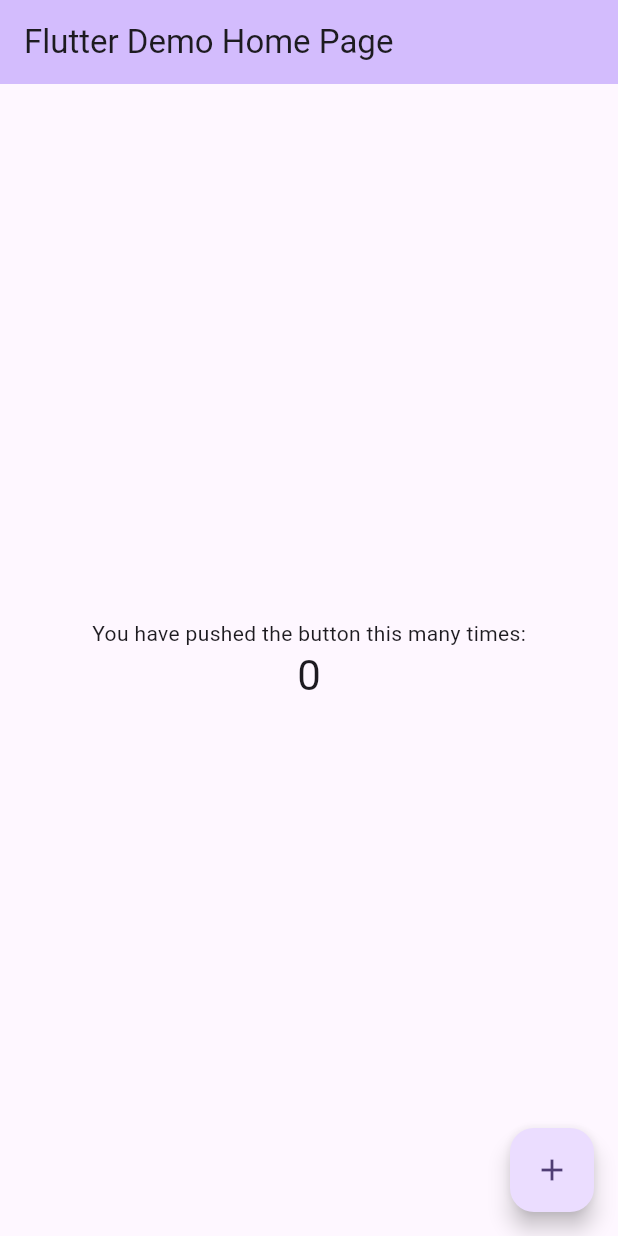
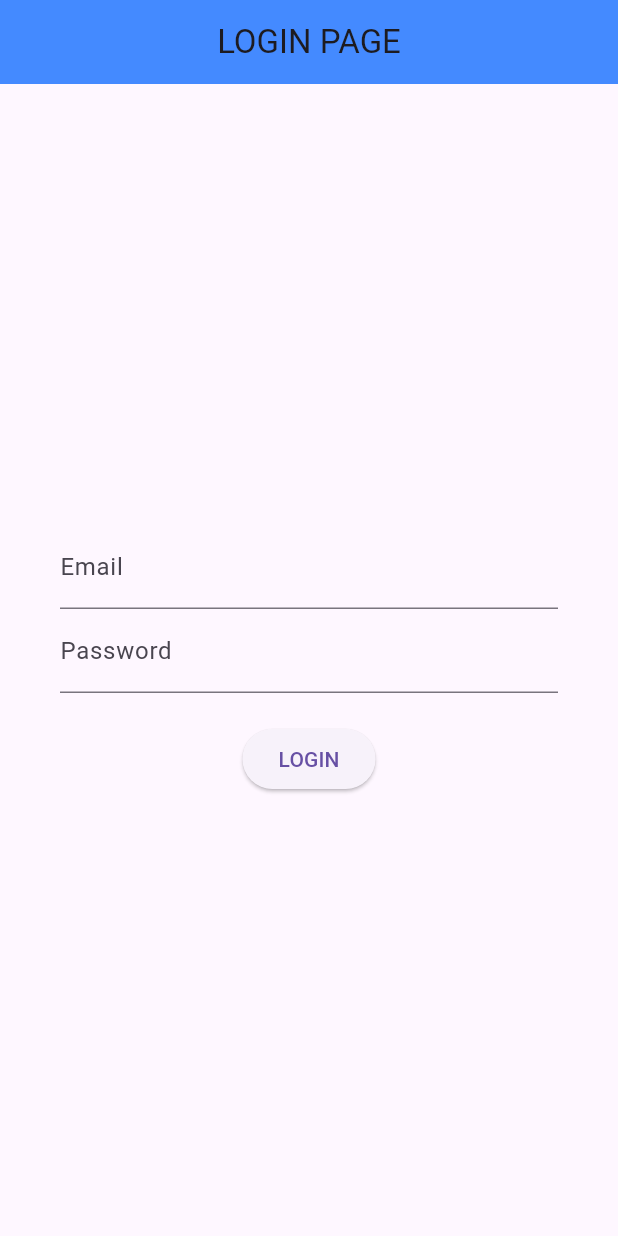
Before and after one commit to abeniG/auth_app_bloc, a Flutter app: the screen it shows after launch, on a phone screen of 412 x 824 dp. Run offline on Flutter 3.47's test engine with Material 3 defaults, Android fonts, the phone set to English and light mode, and no system bars; our stand-ins replace bloc, equatable, firebase_auth, firebase_core, flutter_bloc; accounts and stored records are empty.

Commit message:
implemented auth

```diff
--- /dev/null
+++ b/lib/features/auth/data/datasources/auth_remote_data_source.dart
@@ -0,0 +1,26 @@
+import 'package:firebase_core/firebase_core.dart';
+import 'package:firebase_auth/firebase_auth.dart';
+
+class AuthRemoteDataSource {
+  final FirebaseAuth firebaseAuth;
+
+  AuthRemoteDataSource(this.firebaseAuth);
+
+  Future<void> login(String email, String password) async {
+    await firebaseAuth.signInWithEmailAndPassword(
+      email: email,
+      password: password,
+    );
+  }
+
+  Future<void> register(String email, String password) async {
+    await firebaseAuth.createUserWithEmailAndPassword(
+      email: email,
+      password: password,
+    );
+  }
+
+  Future<void> logout() async {
+    await firebaseAuth.signOut();
+  }
+}
--- /dev/null
+++ b/lib/features/auth/data/repositories/auth_repository_impl.dart
@@ -0,0 +1,29 @@
+import 'package:bloc_firebase_auth/features/auth/data/datasources/auth_remote_data_source.dart';
+import 'package:bloc_firebase_auth/features/auth/domain/repositories/auth_repository.dart';
+
+class AuthRepositoryImpl implements AuthRepository {
+  final AuthRemoteDataSource remoteDataSource;
+
+  AuthRepositoryImpl(this.remoteDataSource);
+
+  @override
+  Future<void> login(String email, String password) {
+    return remoteDataSource.login(
+      email,
+      password,
+    );
+  }
+
+  @override
+  Future<void> logout() {
+    return remoteDataSource.logout();
+  }
+
+  @override
+  Future<void> register(String email, String password) {
+    return remoteDataSource.register(
+      email,
+      password,
+    );
+  }
+}
--- /dev/null
+++ b/lib/features/auth/domain/repositories/auth_repository.dart
@@ -0,0 +1,5 @@
+abstract class AuthRepository {
+  Future<void> login(String email, String password);
+  Future<void> register(String email, String password);
+  Future<void> logout();
+}
--- /dev/null
+++ b/lib/features/auth/presentation/bloc/auth_bloc.dart
@@ -0,0 +1,43 @@
+import 'dart:async';
+
+import 'package:bloc/bloc.dart';
+import 'package:bloc_firebase_auth/features/auth/domain/repositories/auth_repository.dart';
+import 'package:equatable/equatable.dart';
+
+part 'auth_event.dart';
+part 'auth_state.dart';
+
+class AuthBloc extends Bloc<AuthEvent, AuthState> {
+  final AuthRepository repository;
+  AuthBloc(this.repository) : super(AuthInitial()) {
+    on<LoginEvent>(loginEvent);
+    on<LogoutEvent>(logoutEvent);
+    on<RegisterEvent>(registerEvent);
+  }
+
+  FutureOr<void> loginEvent(LoginEvent event, Emitter<AuthState> emit) async {
+    emit(AuthLoading());
+
+    try {
+      await repository.login(event.email, event.password);
+      emit(Authauthenticated());
+    } catch (e) {
+      emit(AuthError(e.toString()));
+    }
+  }
+
+  FutureOr<void> logoutEvent(LogoutEvent event, Emitter<AuthState> emit) async {
+    await repository.logout();
+    emit(AuthUnauthenticated());
+  }
+
+  FutureOr<void> registerEvent(
+      RegisterEvent event, Emitter<AuthState> emit) async {
+    try {
+      await repository.register(event.email, event.password);
+      emit(Authauthenticated());
+    } catch (e) {
+      emit(AuthError(e.toString()));
+    }
+  }
+}
--- /dev/null
+++ b/lib/features/auth/presentation/bloc/auth_event.dart
@@ -0,0 +1,24 @@
+part of 'auth_bloc.dart';
+
+sealed class AuthEvent extends Equatable {
+  const AuthEvent();
+
+  @override
+  List<Object> get props => [];
+}
+
+class LoginEvent extends AuthEvent {
+  final String email;
+  final String password;
+
+  const LoginEvent(this.email, this.password);
+}
+
+class RegisterEvent extends AuthEvent {
+  final String email;
+  final String password;
+
+  const RegisterEvent(this.email, this.password);
+}
+
+class LogoutEvent extends AuthEvent {}
--- /dev/null
+++ b/lib/features/auth/presentation/bloc/auth_state.dart
@@ -0,0 +1,22 @@
+part of 'auth_bloc.dart';
+
+sealed class AuthState extends Equatable {
+  const AuthState();
+
+  @override
+  List<Object> get props => [];
+}
+
+final class AuthInitial extends AuthState {}
+
+class AuthLoading extends AuthState {}
+
+class Authauthenticated extends AuthState {}
+
+class AuthUnauthenticated extends AuthState {}
+
+class AuthError extends AuthState {
+  final String message;
+
+  const AuthError(this.message);
+}
--- /dev/null
+++ b/lib/features/auth/presentation/pages/login_page.dart
@@ -0,0 +1,73 @@
+import 'package:bloc_firebase_auth/features/auth/presentation/bloc/auth_bloc.dart';
+import 'package:bloc_firebase_auth/features/auth/presentation/pages/home_page.dart';
+import 'package:flutter/material.dart';
+import 'package:flutter_bloc/flutter_bloc.dart';
+
+class LoginPage extends StatelessWidget {
+  LoginPage({super.key});
+  final TextEditingController emailController = TextEditingController();
+  final TextEditingController passwordController = TextEditingController();
+  @override
+  Widget build(BuildContext context) {
+    return Scaffold(
+      appBar: AppBar(
+        title: const Text('LOGIN PAGE'),
+        backgroundColor: Colors.blueAccent,
+        centerTitle: true,
+      ),
+      body: BlocConsumer<AuthBloc, AuthState>(
+        listener: (context, state) {
+          if (state is Authauthenticated) {
+            Navigator.pushAndRemoveUntil(
+                context,
+                MaterialPageRoute(builder: (context) => const Home()),
+                (route) => false);
+          } else if (state is AuthError) {
+            ScaffoldMessenger.of(context).showSnackBar(
+              SnackBar(
+                content: Text(state.message),
+              ),
+            );
+          }
+        },
+        builder: (context, state) {
+          return Center(
+            child: Column(
+              mainAxisAlignment: MainAxisAlignment.center,
+              children: [
+                Padding(
+                  padding: const EdgeInsets.symmetric(horizontal: 40.0),
+                  child: TextField(
+                    controller: emailController,
+                    decoration: const InputDecoration(label: Text('Email')),
+                  ),
+                ),
+                Padding(
+                  padding: const EdgeInsets.symmetric(horizontal: 40.0),
+                  child: TextField(
+                    controller: passwordController,
+                    decoration: const InputDecoration(label: Text('Password')),
+                  ),
+                ),
+                const SizedBox(
+                  height: 20,
+                ),
+                ElevatedButton(
+                  onPressed: () {
+                    context.read<AuthBloc>().add(
+                          LoginEvent(
+                            emailController.text,
+                            passwordController.text,
+                          ),
+                        );
+                  },
+                  child: const Text('LOGIN'),
+                )
+              ],
+            ),
+          );
+        },
+      ),
+    );
+  }
+}
--- a/lib/main.dart
+++ b/lib/main.dart
@@ -1,68 +1,38 @@
+import 'package:bloc_firebase_auth/features/auth/data/datasources/auth_remote_data_source.dart';
+import 'package:bloc_firebase_auth/features/auth/data/repositories/auth_repository_impl.dart';
+import 'package:bloc_firebase_auth/features/auth/presentation/bloc/auth_bloc.dart';
+import 'package:bloc_firebase_auth/features/auth/presentation/pages/login_page.dart';
+import 'package:bloc_firebase_auth/features/auth/presentation/pages/register_page.dart';
+import 'package:bloc_firebase_auth/firebase_options.dart';
+import 'package:firebase_auth/firebase_auth.dart';
+import 'package:firebase_core/firebase_core.dart';
 import 'package:flutter/material.dart';
+import 'package:flutter_bloc/flutter_bloc.dart';
 
-void main() {
+void main() async {
+  WidgetsFlutterBinding.ensureInitialized();
+
+  await Firebase.initializeApp(
+    options: DefaultFirebaseOptions.currentPlatform,
+  );
   runApp(const MyApp());
 }
+
+final firebaseAuth = FirebaseAuth.instance;
+final remoteDataSource = AuthRemoteDataSource(firebaseAuth);
+
+final repository = AuthRepositoryImpl(remoteDataSource);
 
 class MyApp extends StatelessWidget {
   const MyApp({super.key});
 
   @override
   Widget build(BuildContext context) {
-    return MaterialApp(
-      title: 'Flutter Demo',
-      theme: ThemeData(
-        colorScheme: ColorScheme.fromSeed(seedColor: Colors.deepPurple),
-        useMaterial3: true,
-      ),
-      home: const MyHomePage(title: 'Flutter Demo Home Page'),
-    );
-  }
-}
-
-class MyHomePage extends StatefulWidget {
-  const MyHomePage({super.key, required this.title});
-
-  final String title;
-
-  @override
-  State<MyHomePage> createState() => _MyHomePageState();
-}
-
-class _MyHomePageState extends State<MyHomePage> {
-  int _counter = 0;
-
-  void _incrementCounter() {
-    setState(() {
-      _counter++;
-    });
-  }
-
-  @override
-  Widget build(BuildContext context) {
-    return Scaffold(
-      appBar: AppBar(
-        backgroundColor: Theme.of(context).colorScheme.inversePrimary,
-        title: Text(widget.title),
-      ),
-      body: Center(
-        child: Column(
-          mainAxisAlignment: MainAxisAlignment.center,
-          children: <Widget>[
-            const Text(
-              'You have pushed the button this many times:',
-            ),
-            Text(
-              '$_counter',
-              style: Theme.of(context).textTheme.headlineMedium,
-            ),
-          ],
-        ),
-      ),
-      floatingActionButton: FloatingActionButton(
-        onPressed: _incrementCounter,
-        tooltip: 'Increment',
-        child: const Icon(Icons.add),
+    return MultiBlocProvider(
+      providers: [BlocProvider(create: (_) => AuthBloc(repository))],
+      child: MaterialApp(
+        debugShowCheckedModeBanner: false,
+        home: LoginPage(),
       ),
     );
   }
```
Also changed, not shown: lib/features/auth/presentation/pages/home_page.dart (added, +21 -0 lines), lib/features/auth/presentation/pages/register_page.dart (added, +73 -0 lines), pubspec.yaml (+8 -0 lines), firebase.json (added), lib/firebase_options.dart (added), pubspec.lock, 6 other files.
